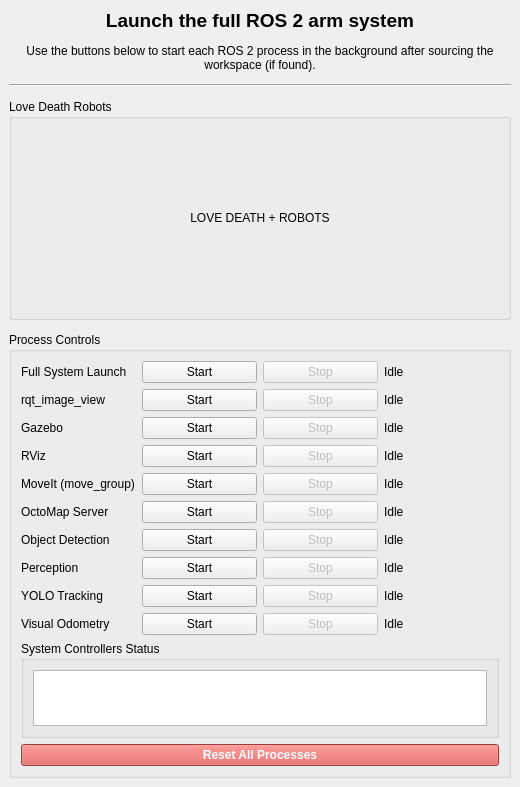
Before: the Qt Designer form src/tools/arm_gui_tools/ui/full_system_launcher.ui in widemic/ldr-humanoid-arm-system, drawn with Qt 5.
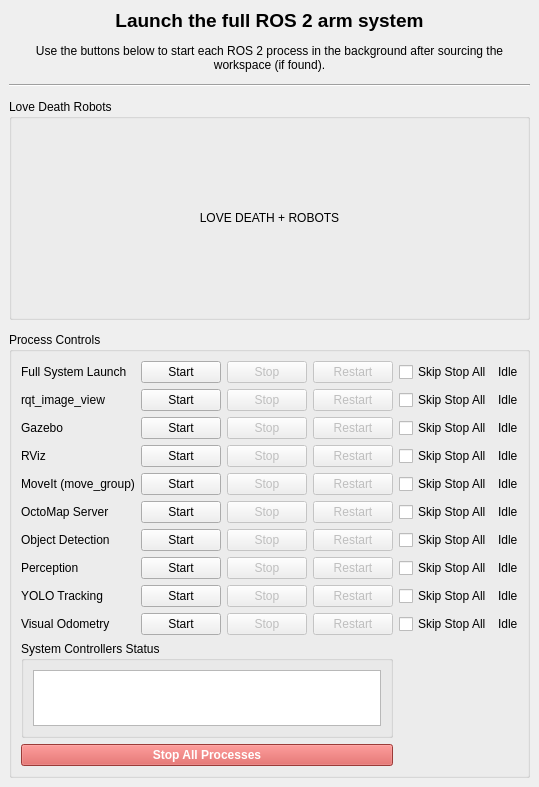
After: the same form once the commit is applied.

Commit message: Fix Stop/ add check box for skip stop and restart button

What changed in the file:
```diff
--- a/src/tools/arm_gui_tools/ui/full_system_launcher.ui
+++ b/src/tools/arm_gui_tools/ui/full_system_launcher.ui
@@ -123,12 +123,31 @@
                                 </widget>
                             </item>
                             <item row="0" column="3">
+                                <widget class="QPushButton" name="button_system_restart">
+                                    <property name="enabled">
+                                        <bool>false</bool>
+                                    </property>
+                                    <property name="text">
+                                        <string>Restart</string>
+                                    </property>
+                                </widget>
+                            </item>
+                            <!-- Skip Stop All checkbox -->
+                            <item row="0" column="4">
+                                <widget class="QCheckBox" name="check_system_skip">
+                                    <property name="text">
+                                        <string>Skip Stop All</string>
+                                    </property>
+                                </widget>
+                            </item>
+                            <item row="0" column="5">
                                 <widget class="QLabel" name="label_system_status">
                                     <property name="text">
                                         <string>Idle</string>
                                     </property>
                                 </widget>
                             </item>
+                            
                             <item row="1" column="0">
                                 <widget class="QLabel" name="label_rqt_name">
                                     <property name="text">
@@ -154,6 +173,24 @@
                                 </widget>
                             </item>
                             <item row="1" column="3">
+                                <widget class="QPushButton" name="button_rqt_restart">
+                                    <property name="enabled">
+                                        <bool>false</bool>
+                                    </property>
+                                    <property name="text">
+                                        <string>Restart</string>
+                                    </property>
+                                </widget>
+                            </item>
+
+                            <item row="1" column="4">
+                                <widget class="QCheckBox" name="check_rqt_skip">
+                                    <property name="text">
+                                        <string>Skip Stop All</string>
+                                    </property>
+                                </widget>
+                            </item>
+                            <item row="1" column="5">
                                 <widget class="QLabel" name="label_rqt_status">
                                     <property name="text">
                                         <string>Idle</string>
@@ -185,6 +222,23 @@
                                 </widget>
                             </item>
                             <item row="2" column="3">
+                                <widget class="QPushButton" name="button_gazebo_restart">
+                                    <property name="enabled">
+                                        <bool>false</bool>
+                                    </property>
+                                    <property name="text">
+                                        <string>Restart</string>
+                                    </property>
+                                </widget>
+                            </item>
+                            <item row="2" column="4">
+                                <widget class="QCheckBox" name="check_gazebo_skip">
+                                    <property name="text">
+                                        <string>Skip Stop All</string>
+                                    </property>
+                                </widget>
+                            </item>
+                            <item row="2" column="5">
                                 <widget class="QLabel" name="label_gazebo_status">
                                     <property name="text">
                                         <string>Idle</string>
@@ -216,6 +270,23 @@
                                 </widget>
                             </item>
                             <item row="3" column="3">
+                                <widget class="QPushButton" name="button_rviz_restart">
+                                    <property name="enabled">
+                                        <bool>false</bool>
+                                    </property>
+                                    <property name="text">
+                                        <string>Restart</string>
+                                    </property>
+                                </widget>
+                            </item>
+                            <item row="3" column="4">
+                                <widget class="QCheckBox" name="check_rviz_skip">
+                                    <property name="text">
+                                        <string>Skip Stop All</string>
+                                    </property>
+                                </widget>
+                            </item>
+                            <item row="3" column="5">
                                 <widget class="QLabel" name="label_rviz_status">
                                     <property name="text">
                                         <string>Idle</string>
@@ -247,6 +318,23 @@
                                 </widget>
                             </item>
                             <item row="4" column="3">
+                                <widget class="QPushButton" name="button_moveit_restart">
+                                    <property name="enabled">
+                                        <bool>false</bool>
+                                    </property>
+                                    <property name="text">
+                                        <string>Restart</string>
+                                    </property>
+                                </widget>
+                            </item>
+                            <item row="4" column="4">
+                                <widget class="QCheckBox" name="check_moveit_skip">
+                                    <property name="text">
+                                        <string>Skip Stop All</string>
+                                    </property>
+                                </widget>
+                            </item>
+                            <item row="4" column="5">
                                 <widget class="QLabel" name="label_moveit_status">
                                     <property name="text">
                                         <string>Idle</string>
@@ -278,6 +366,23 @@
                                 </widget>
                             </item>
                             <item row="5" column="3">
+                                <widget class="QPushButton" name="button_octomap_restart">
+                                    <property name="enabled">
+                                        <bool>false</bool>
+                                    </property>
+                                    <property name="text">
+                                        <string>Restart</string>
+                                    </property>
+                                </widget>
+                            </item>
+                            <item row="5" column="4">
+                                <widget class="QCheckBox" name="check_octomap_skip">
+                                    <property name="text">
+                                        <string>Skip Stop All</string>
+                                    </property>
+                                </widget>
+                            </item>
+                            <item row="5" column="5">
                                 <widget class="QLabel" name="label_octomap_status">
                                     <property name="text">
                                         <string>Idle</string>
@@ -309,6 +414,23 @@
                                 </widget>
                             </item>
                             <item row="6" column="3">
+                                <widget class="QPushButton" name="button_object_detection_restart">
+                                    <property name="enabled">
+                                        <bool>false</bool>
+                                    </property>
+                                    <property name="text">
+                                        <string>Restart</string>
+                                    </property>
+                                </widget>
+                            </item>
+                            <item row="6" column="4">
+                                <widget class="QCheckBox" name="check_object_detection_skip">
+                                    <property name="text">
+                                        <string>Skip Stop All</string>
+                                    </property>
+                                </widget>
+                            </item>
+                            <item row="6" column="5">
                                 <widget class="QLabel" name="label_object_detection_status">
                                     <property name="text">
                                         <string>Idle</string>
@@ -341,6 +463,23 @@
                                 </widget>
                             </item>
                             <item row="7" column="3">
+                                <widget class="QPushButton" name="button_perception_restart">
+                                    <property name="enabled">
+                                        <bool>false</bool>
+                                    </property>
+                                    <property name="text">
+                                        <string>Restart</string>
+                                    </property>
+                                </widget>
+                            </item>
+                            <item row="7" column="4">
+                                <widget class="QCheckBox" name="check_perception_skip">
+                                    <property name="text">
+                                        <string>Skip Stop All</string>
+                                    </property>
+                                </widget>
+                            </item>
+                            <item row="7" column="5">
                                 <widget class="QLabel" name="label_perception_status">
                                     <property name="text">
                                         <string>Idle</string>
@@ -372,6 +511,23 @@
                                 </widget>
                             </item>
                             <item row="8" column="3">
+                                <widget class="QPushButton" name="button_yolo_restart">
+                                    <property name="enabled">
+                                        <bool>false</bool>
+                                    </property>
+                                    <property name="text">
+                                        <string>Restart</string>
+                                    </property>
+                                </widget>
+                            </item>
+                            <item row="8" column="4">
+                                <widget class="QCheckBox" name="check_yolo_skip">
+                                    <property name="text">
+                                        <string>Skip Stop All</string>
+                                    </property>
+                                </widget>
+                            </item>
+                            <item row="8" column="5">
                                 <widget class="QLabel" name="label_yolo_status">
                                     <property name="text">
                                         <string>Idle</string>
@@ -403,6 +559,23 @@
                                 </widget>
                             </item>
                             <item row="9" column="3">
+                                <widget class="QPushButton" name="button_vo_restart">
+                                    <property name="enabled">
+                                        <bool>false</bool>
+                                    </property>
+                                    <property name="text">
+                                        <string>Restart</string>
+                                    </property>
+                                </widget>
+                            </item>
+                            <item row="9" column="4">
+                                <widget class="QCheckBox" name="check_vo_skip">
+                                    <property name="text">
+                                        <string>Skip Stop All</string>
+                                    </property>
+                                </widget>
+                            </item>
+                            <item row="9" column="5">
                                 <widget class="QLabel" name="label_vo_status">
                                     <property name="text">
                                         <string>Idle</string>
@@ -431,7 +604,7 @@
                             <item row="11" column="0" colspan="4">
                                 <widget class="QPushButton" name="button_reset_all">
                                     <property name="text">
-                                        <string>Reset All Processes</string>
+                                        <string>Stop All Processes</string>
                                     </property>
                                     <property name="styleSheet">
                                         <string>background-color: #d9534f; color: white; font-weight: bold;</string>
```
Left out of the diff: 1 changed line with no effect on the pictures. The commit also changes 1 other file.
